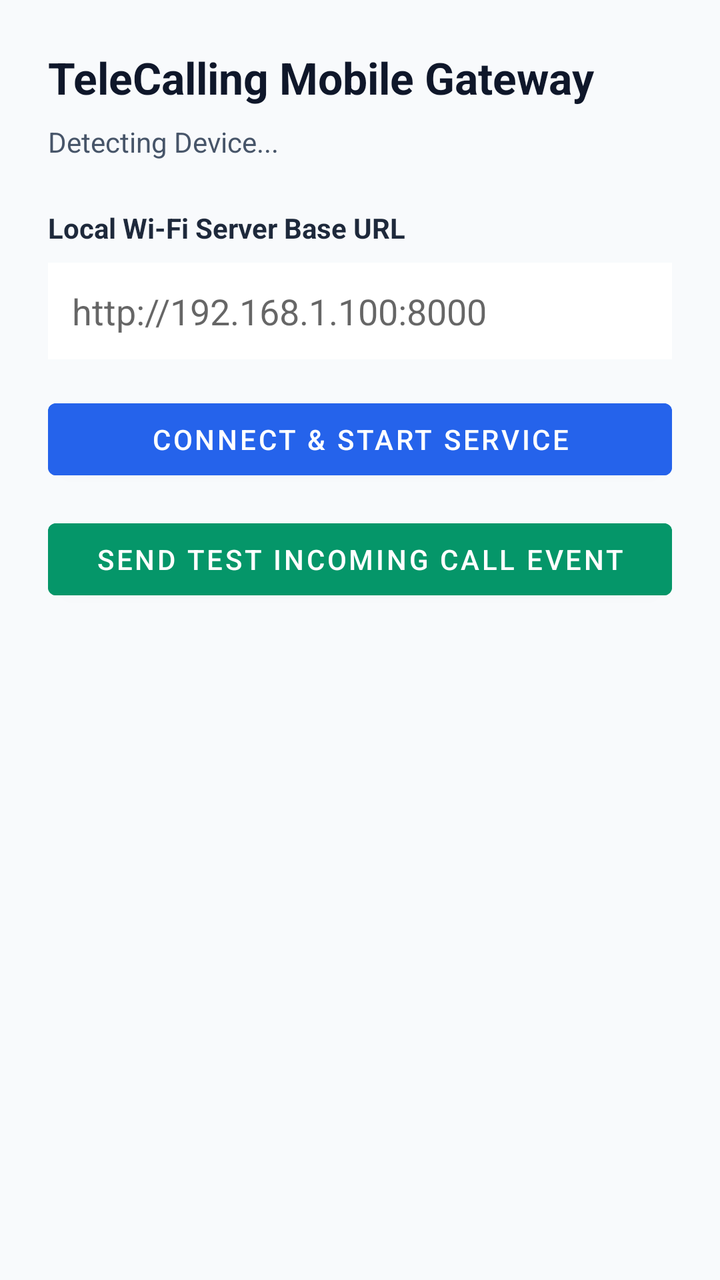
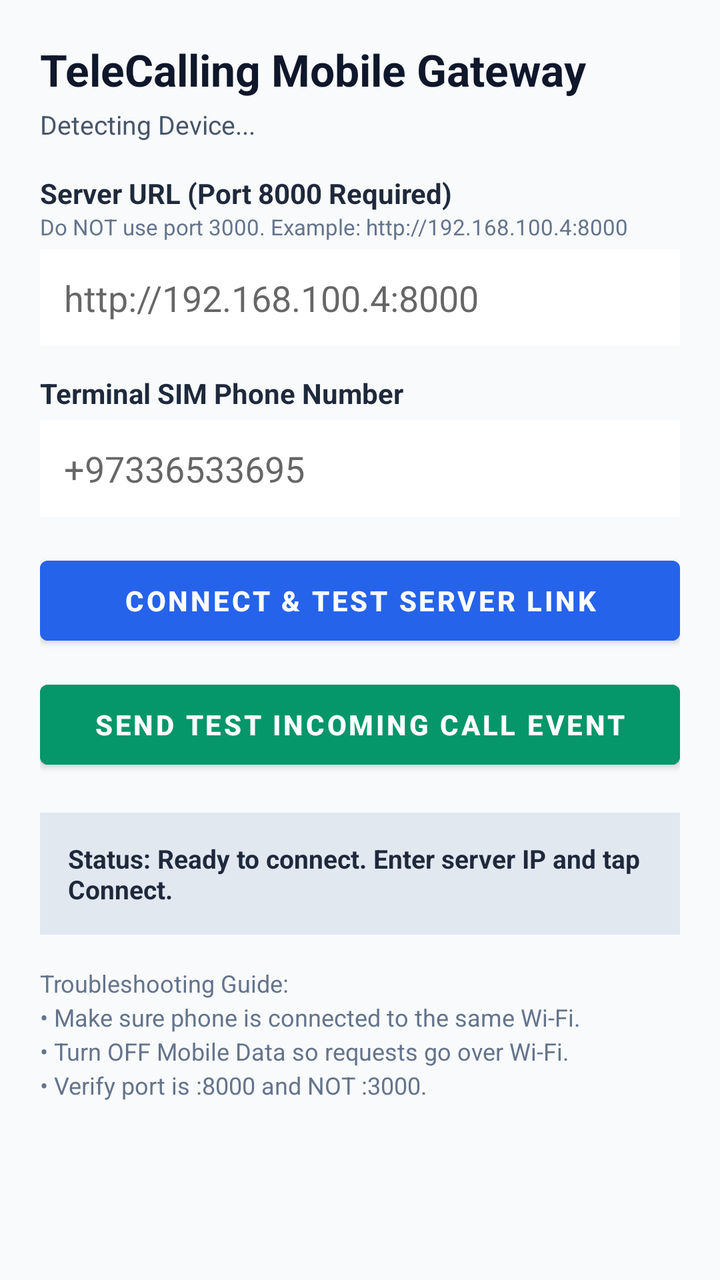

Compare the two renders of this Android layout. The source of the first and the diff that turns it into the second are given below.
<!-- AndroidManifest.xml: application theme Theme.TeleCallingCompanion -->
<!-- res/layout/activity_main.xml -->
<?xml version="1.0" encoding="utf-8"?>
<LinearLayout xmlns:android="http://schemas.android.com/apk/res/android"
    android:layout_width="match_parent"
    android:layout_height="match_parent"
    android:orientation="vertical"
    android:padding="24dp"
    android:background="#F8FAFC">

    <TextView
        android:layout_width="match_parent"
        android:layout_height="wrap_content"
        android:text="TeleCalling Mobile Gateway"
        android:textSize="22sp"
        android:textStyle="bold"
        android:textColor="#0F172A"
        android:paddingBottom="8dp" />

    <TextView
        android:id="@+id/txtDeviceUuid"
        android:layout_width="match_parent"
        android:layout_height="wrap_content"
        android:text="Detecting Device..."
        android:textSize="14sp"
        android:textColor="#475569"
        android:paddingBottom="24dp" />

    <TextView
        android:layout_width="match_parent"
        android:layout_height="wrap_content"
        android:text="Local Wi-Fi Server Base URL"
        android:textSize="14sp"
        android:textStyle="bold"
        android:textColor="#1E293B" />

    <EditText
        android:id="@+id/edtServerUrl"
        android:layout_width="match_parent"
        android:layout_height="wrap_content"
        android:hint="http://192.168.1.100:8000"
        android:inputType="textUri"
        android:background="#FFFFFF"
        android:padding="12dp"
        android:layout_marginTop="8dp"
        android:layout_marginBottom="16dp" />

    <Button
        android:id="@+id/btnSaveUrl"
        android:layout_width="match_parent"
        android:layout_height="wrap_content"
        android:text="Connect &amp; Start Service"
        android:backgroundTint="#2563EB"
        android:textColor="#FFFFFF" />

    <Button
        android:id="@+id/btnTestCall"
        android:layout_width="match_parent"
        android:layout_height="wrap_content"
        android:text="Send Test Incoming Call Event"
        android:layout_marginTop="12dp"
        android:backgroundTint="#059669"
        android:textColor="#FFFFFF" />

</LinearLayout>
<!-- resources referenced by this layout -->
<resources>
  <style name="Theme.TeleCallingCompanion" parent="Theme.MaterialComponents.DayNight.NoActionBar">
          <item name="colorPrimary">#2563EB</item>
          <item name="colorPrimaryVariant">#1D4ED8</item>
          <item name="colorOnPrimary">#FFFFFF</item>
      </style>
</resources>

<!-- the commit's change to res/layout/activity_main.xml (unified diff, before → after) -->
@@ -1,63 +1,124 @@
 <?xml version="1.0" encoding="utf-8"?>
-<LinearLayout xmlns:android="http://schemas.android.com/apk/res/android"
+<ScrollView xmlns:android="http://schemas.android.com/apk/res/android"
     android:layout_width="match_parent"
     android:layout_height="match_parent"
-    android:orientation="vertical"
-    android:padding="24dp"
-    android:background="#F8FAFC">
+    android:background="#F8FAFC"
+    android:fillViewport="true">
 
-    <TextView
+    <LinearLayout
         android:layout_width="match_parent"
         android:layout_height="wrap_content"
-        android:text="TeleCalling Mobile Gateway"
-        android:textSize="22sp"
-        android:textStyle="bold"
-        android:textColor="#0F172A"
-        android:paddingBottom="8dp" />
+        android:orientation="vertical"
+        android:padding="20dp">
 
-    <TextView
-        android:id="@+id/txtDeviceUuid"
-        android:layout_width="match_parent"
-        android:layout_height="wrap_content"
-        android:text="Detecting Device..."
-        android:textSize="14sp"
-        android:textColor="#475569"
-        android:paddingBottom="24dp" />
+        <TextView
+            android:layout_width="match_parent"
+            android:layout_height="wrap_content"
+            android:text="TeleCalling Mobile Gateway"
+            android:textSize="22sp"
+            android:textStyle="bold"
+            android:textColor="#0F172A"
+            android:paddingBottom="4dp" />
 
-    <TextView
-        android:layout_width="match_parent"
-        android:layout_height="wrap_content"
-        android:text="Local Wi-Fi Server Base URL"
-        android:textSize="14sp"
-        android:textStyle="bold"
-        android:textColor="#1E293B" />
+        <TextView
+            android:id="@+id/txtDeviceUuid"
+            android:layout_width="match_parent"
+            android:layout_height="wrap_content"
+            android:text="Detecting Device..."
+            android:textSize="13sp"
+            android:textColor="#475569"
+            android:paddingBottom="16dp" />
 
-    <EditText
-        android:id="@+id/edtServerUrl"
-        android:layout_width="match_parent"
-        android:layout_height="wrap_content"
-        android:hint="http://192.168.1.100:8000"
-        android:inputType="textUri"
-        android:background="#FFFFFF"
-        android:padding="12dp"
-        android:layout_marginTop="8dp"
-        android:layout_marginBottom="16dp" />
+        
+        <TextView
+            android:layout_width="match_parent"
+            android:layout_height="wrap_content"
+            android:text="Server URL (Port 8000 Required)"
+            android:textSize="14sp"
+            android:textStyle="bold"
+            android:textColor="#1E293B" />
 
-    <Button
-        android:id="@+id/btnSaveUrl"
-        android:layout_width="match_parent"
-        android:layout_height="wrap_content"
-        android:text="Connect &amp; Start Service"
-        android:backgroundTint="#2563EB"
-        android:textColor="#FFFFFF" />
+        <TextView
+            android:layout_width="match_parent"
+            android:layout_height="wrap_content"
+            android:text="Do NOT use port 3000. Example: http://192.168.100.4:8000"
+            android:textSize="11sp"
+            android:textColor="#64748B"
+            android:paddingBottom="4dp" />
 
-    <Button
-        android:id="@+id/btnTestCall"
-        android:layout_width="match_parent"
-        android:layout_height="wrap_content"
-        android:text="Send Test Incoming Call Event"
-        android:layout_marginTop="12dp"
-        android:backgroundTint="#059669"
-        android:textColor="#FFFFFF" />
+        <EditText
+            android:id="@+id/edtServerUrl"
+            android:layout_width="match_parent"
+            android:layout_height="wrap_content"
+            android:hint="http://192.168.100.4:8000"
+            android:inputType="textUri"
+            android:background="#FFFFFF"
+            android:padding="12dp"
+            android:textColor="#0F172A"
+            android:layout_marginBottom="14dp" />
 
-</LinearLayout>
+        
+        <TextView
+            android:layout_width="match_parent"
+            android:layout_height="wrap_content"
+            android:text="Terminal SIM Phone Number"
+            android:textSize="14sp"
+            android:textStyle="bold"
+            android:textColor="#1E293B" />
+
+        <EditText
+            android:id="@+id/edtSimNumber"
+            android:layout_width="match_parent"
+            android:layout_height="wrap_content"
+            android:hint="+97336533695"
+            android:inputType="phone"
+            android:background="#FFFFFF"
+            android:padding="12dp"
+            android:textColor="#0F172A"
+            android:layout_marginTop="4dp"
+            android:layout_marginBottom="16dp" />
+
+        
+        <Button
+            android:id="@+id/btnSaveUrl"
+            android:layout_width="match_parent"
+            android:layout_height="52dp"
+            android:text="Connect &amp; Test Server Link"
+            android:backgroundTint="#2563EB"
+            android:textStyle="bold"
+            android:textColor="#FFFFFF" />
+
+        <Button
+            android:id="@+id/btnTestCall"
+            android:layout_width="match_parent"
+            android:layout_height="52dp"
+            android:text="Send Test Incoming Call Event"
+            android:layout_marginTop="10dp"
+            android:backgroundTint="#059669"
+            android:textStyle="bold"
+            android:textColor="#FFFFFF" />
+
+        
+        <TextView
+            android:id="@+id/txtStatusFeedback"
+            android:layout_width="match_parent"
+            android:layout_height="wrap_content"
+            android:layout_marginTop="18dp"
+            android:padding="14dp"
+            android:background="#E2E8F0"
+            android:text="Status: Ready to connect. Enter server IP and tap Connect."
+            android:textColor="#1E293B"
+            android:textSize="13sp"
+            android:textStyle="bold" />
+
+        <TextView
+            android:layout_width="match_parent"
+            android:layout_height="wrap_content"
+            android:layout_marginTop="16dp"
+            android:text="Troubleshooting Guide:\n• Make sure phone is connected to the same Wi-Fi.\n• Turn OFF Mobile Data so requests go over Wi-Fi.\n• Verify port is :8000 and NOT :3000."
+            android:textColor="#64748B"
+            android:textSize="12sp"
+            android:lineSpacingExtra="3dp" />
+
+    </LinearLayout>
+</ScrollView>
